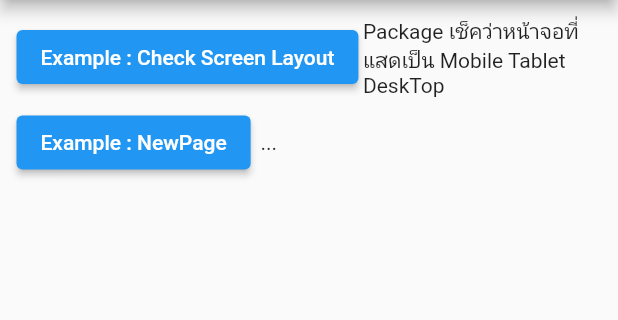
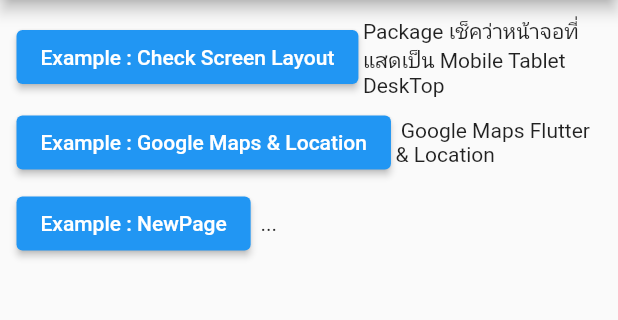
Before and after one commit to WaruntornT/flutter_basic_2021, a Flutter app: the screen it shows after launch, on a phone screen of 412 x 824 dp, the part 84-404 px from its top. Run offline on Flutter 3.47's test engine with Material 2 defaults, Android fonts, the phone set to English and light mode, and no system bars; our stand-ins replace google_maps_flutter, responsive_builder; missing offline and left inert: dart:html.

Commit message:
20210708

```diff
--- a/lib/main.dart
+++ b/lib/main.dart
@@ -4,7 +4,11 @@ import 'package:flutter/material.dart';
 // Check Screen Layout
 import 'package:flutter_basic_2021/src/home.dart';
 
+// Google Maps
+import 'package:flutter_basic_2021/src/gmap.dart';
+
 import 'package:flutter_basic_2021/src/newPage.dart';
+import 'package:google_maps_flutter/google_maps_flutter.dart';
 
 // final Map<String,WidgetBuilder> map = {
 //   '/home':(BuildContext context)=>Home(),
@@ -89,6 +93,31 @@ class _MyHomePageDetailState extends State<MyHomePageDetail> {
                     child: Row(
                       children: <Widget>[
                         ElevatedButton(
+                          child: Text('Example : Google Maps & Location'),
+                          onPressed: () {
+                            Navigator.push(
+                              context,
+                              MaterialPageRoute(builder: (context) => Gmap()),
+                            );
+                          },
+                        ),
+                        Expanded(
+                          child: Padding(
+                            padding: const EdgeInsets.only(left: 3),
+                            child: new Text(" Google Maps Flutter & Location " , textAlign: TextAlign.left),
+                          ),
+                        ),
+                      ],
+                    ),
+                  ),
+                ),
+                Padding(
+                  padding: const EdgeInsets.all(3.0),
+                  child: Align(
+                    alignment: Alignment.topLeft,
+                    child: Row(
+                      children: <Widget>[
+                        ElevatedButton(
                           child: Text('Example : NewPage'),
                           onPressed: () {
                             Navigator.push(
```
Also changed, not shown: lib/src/gmap.dart (added, +19 -0 lines), lib/src/newPage.dart (+7 -2 lines), pubspec.yaml (+6 -53 lines), pubspec.lock, 5 other files.
